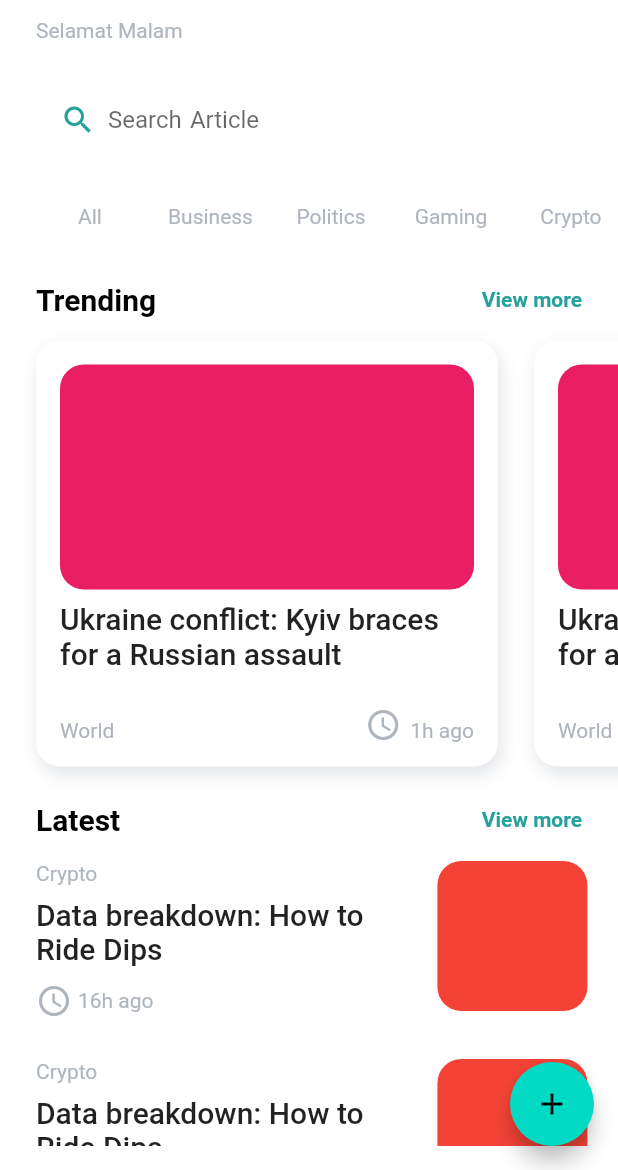
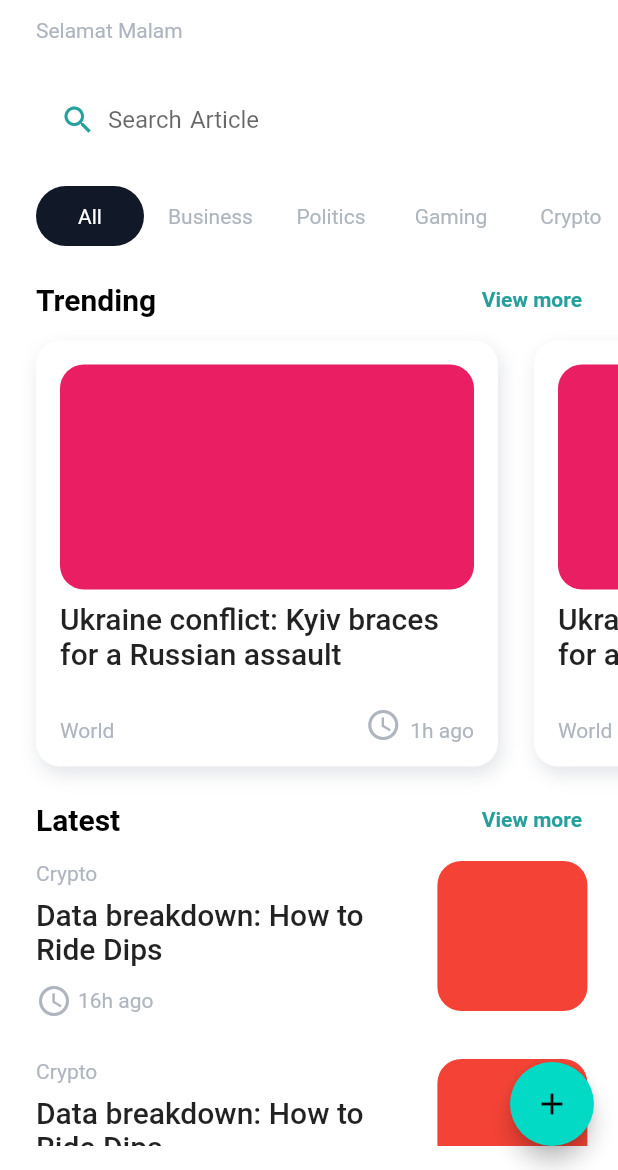
Before and after one commit to ChirikuAlii/Flutter-NewsThree, a Flutter app: the MyHomePage screen opened directly with empty values, on a phone screen of 412 x 824 dp, the part 66-1236 px from its top. Run offline on Flutter 3.47's test engine with Material 2 defaults, Android fonts, the phone set to English and light mode, and no system bars; our stand-ins replace auto_route, flutter_bloc, flutter_svg.

Commit message:
add select un select category

```diff
--- /dev/null
+++ b/lib/presentation/page/home/cubit/select_category_cubit.dart
@@ -0,0 +1,11 @@
+import 'package:flutter_bloc/flutter_bloc.dart';
+import 'package:news_three/presentation/model/category_news.dart';
+
+class SelectCategoryCubit extends Cubit<CategoryNews> {
+  SelectCategoryCubit()
+      : super(CategoryNews(title: "title", isSelected: false));
+
+  void select(String title) {
+    emit(CategoryNews(title: title, isSelected: !state.isSelected));
+  }
+}
--- a/lib/presentation/page/home/home_page.dart
+++ b/lib/presentation/page/home/home_page.dart
@@ -21,16 +21,17 @@ class _MyHomePageState extends State<MyHomePage> {
   int _counter = 0;
   List<CategoryNews> listCategory = [
     CategoryNews(title: "All", isSelected: true),
-    CategoryNews(title: "Business", isSelected: true),
-    CategoryNews(title: "Politics", isSelected: true),
-    CategoryNews(title: "Gaming", isSelected: true),
-    CategoryNews(title: "Crypto", isSelected: true),
-    CategoryNews(title: "Technology", isSelected: true),
+    CategoryNews(title: "Business", isSelected: false),
+    CategoryNews(title: "Politics", isSelected: false),
+    CategoryNews(title: "Gaming", isSelected: false),
+    CategoryNews(title: "Crypto", isSelected: false),
+    CategoryNews(title: "Technology", isSelected: false),
   ];
 
   var scrollControllerHome = ScrollController();
   final searchEditController = TextEditingController();
-
+  var indexOld = 0;
+  var newIndex = 0;
   void _incrementCounter() {
     setState(() {
       _counter++;
@@ -64,7 +65,9 @@ class _MyHomePageState extends State<MyHomePage> {
                     ),
                   ),
                   const SizedBox(height: 24),
-                  SearchBarArticleWidget(searchEditController: searchEditController,),
+                  SearchBarArticleWidget(
+                    searchEditController: searchEditController,
+                  ),
                   const SizedBox(
                     height: 16,
                   ),
@@ -75,8 +78,31 @@ class _MyHomePageState extends State<MyHomePage> {
                       scrollDirection: Axis.horizontal,
                       itemCount: listCategory.length,
                       itemBuilder: (context, index) {
-                        return CategoryListWidget(
-                          categoryNews: listCategory[index],
+                        return GestureDetector(
+                          onTap: () {
+                            // index 3
+
+                            //old = 0
+
+                            //new = 3
+
+
+                            indexOld = newIndex;
+                            newIndex = index;
+                            if(newIndex != indexOld){
+                              setState(() {
+                              listCategory[index].isSelected = true;
+                              listCategory[indexOld].isSelected = false;
+                              });
+
+                            }else{
+
+                            }
+
+                          },
+                          child: CategoryListWidget(
+                            categoryNews: listCategory[index],
+                          ),
                         );
                       },
                     ),
@@ -104,7 +130,8 @@ class _MyHomePageState extends State<MyHomePage> {
                       ),
                       GestureDetector(
                         onTap: () {
-                          print("View More Trending${MediaQuery.of(context).size.width}}");
+                          print(
+                              "View More Trending${MediaQuery.of(context).size.width}}");
                         },
                         child: Text(
                           "View more",
@@ -123,7 +150,6 @@ class _MyHomePageState extends State<MyHomePage> {
                     ],
                   ),
                   const TrendingListWidget(),
-
                   Row(
                     children: [
                       const SizedBox(
--- a/lib/presentation/widget/home_page/category_list_widget.dart
+++ b/lib/presentation/widget/home_page/category_list_widget.dart
@@ -1,6 +1,7 @@
 
 import 'package:flutter/material.dart';
 import 'package:news_three/presentation/model/category_news.dart';
+import 'package:news_three/res/app_theme.dart';
 
 class CategoryListWidget extends StatefulWidget {
 
@@ -14,21 +15,41 @@ class CategoryListWidget extends StatefulWidget {
 }
 
 class _CategoryListWidgetState extends State<CategoryListWidget> {
+  late CategoryArticleTheme _theme;
+  @override
+  void initState() {
+    _theme = CategoryArticleTheme(context);
+    super.initState();
+
+  }
   @override
   Widget build(BuildContext context) {
     return ConstrainedBox(
       constraints: BoxConstraints(
         minWidth: 80
       ),
-      child: Container(
+      child: widget.categoryNews.isSelected ?
+      Container(
+        margin: const EdgeInsets.only(right: 8),
+        padding: const EdgeInsets.symmetric(horizontal: 8),
+        decoration: BoxDecoration(
+          borderRadius: BorderRadius.circular(40),
+          color: _theme.selectedBackground()
+          ),
+          child:  Center(child: Text(
+            widget.categoryNews.title,
+            style: TextStyle(color: _theme.selectedText() ),))
+          )
+          :
+    Container(
         margin: const EdgeInsets.only(right: 8),
         padding: const EdgeInsets.symmetric(horizontal: 8),
         decoration: BoxDecoration(
           borderRadius: BorderRadius.circular(40),
           color: Theme.of(context).backgroundColor
           ),
-          child: widget.categoryNews.isSelected ? Center(child: Text(widget.categoryNews.title)) : Center(child: Text("tidak di pilih")),
-          ),
+          child: Center(child: Text(widget.categoryNews.title))
+          )
     );
   }
 }
--- a/lib/res/app_theme.dart
+++ b/lib/res/app_theme.dart
@@ -45,7 +45,9 @@ class MyThemes {
       colorScheme: const ColorScheme.light(),
       iconTheme: const IconThemeData(color: AppColors.colorPrimary));
 
+
 }
+
 
 extension DarkMode on BuildContext {
   /// is dark mode currently enabled?
@@ -54,3 +56,15 @@ extension DarkMode on BuildContext {
     return brightness == Brightness.dark;
   }
 }
+class CategoryArticleTheme{
+  BuildContext context;
+  CategoryArticleTheme (this.context);
+
+  Color selectedBackground(){
+      return context.isDarkMode() ? Colors.white : AppColors.blackTangaroa;
+  }
+
+  Color selectedText(){
+      return context.isDarkMode() ? AppColors.blackTangaroa : Colors.white;
+  }
+}
--- a/pubspec.yaml
+++ b/pubspec.yaml
@@ -41,6 +41,7 @@ dependencies:
   infinite_scroll_pagination: ^3.1.0
   dio: ^4.0.5
   json_serializable: ^6.1.5
+  flutter_bloc: ^8.0.1
 
 dev_dependencies:
   flutter_test:
```
Also changed, not shown: pubspec.lock.
